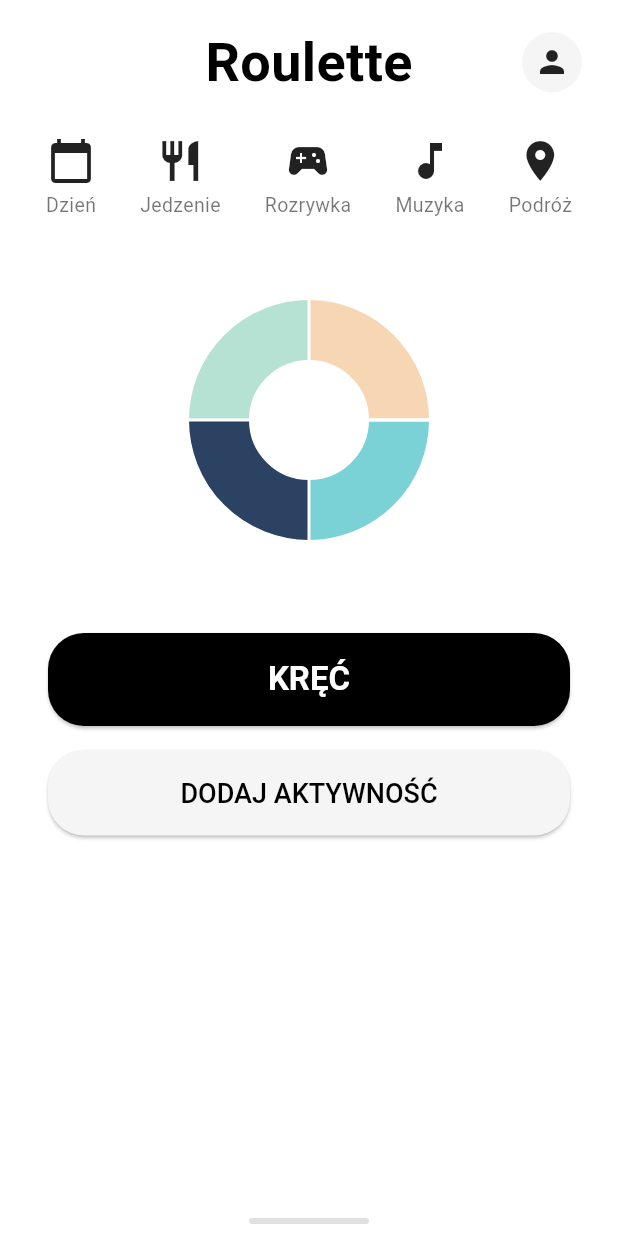
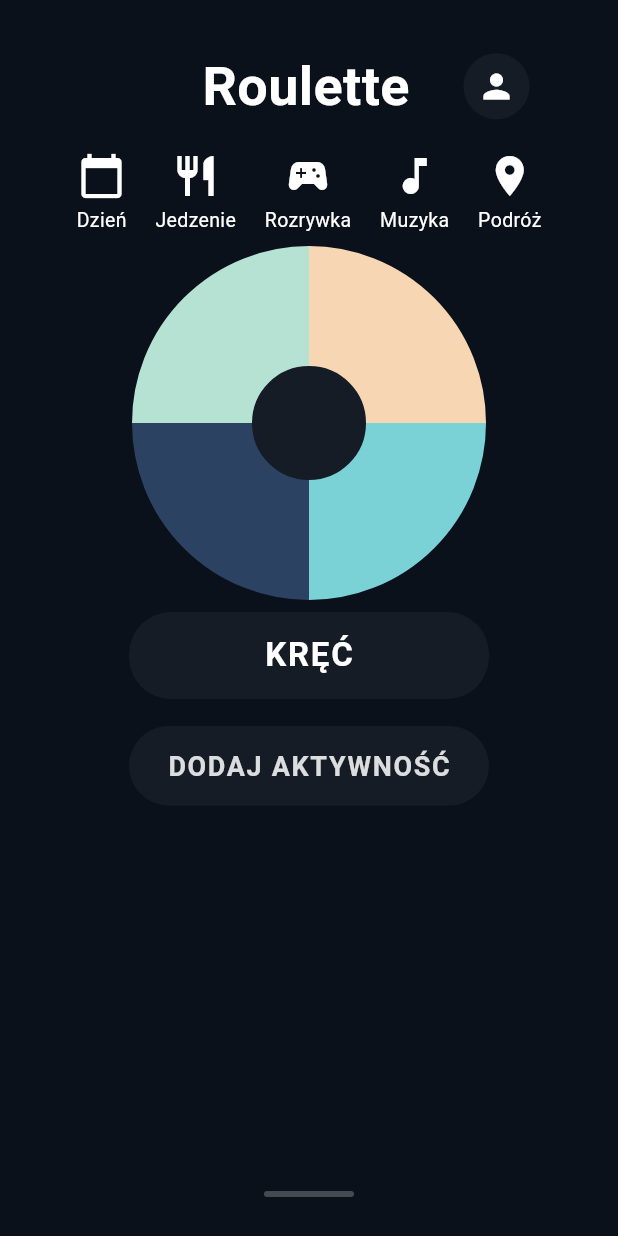
Before and after one commit to spinRoulette/Roulette, a Flutter app: the screen it shows after launch, on a phone screen of 412 x 824 dp. Run offline on Flutter 3.47's test engine with Material 3 defaults, Android fonts, the phone set to English and light mode, and no system bars; drawn by our look-alikes of fl_chart.

Commit message:
Interfejs git ale bez funkcji

```diff
--- a/lib/main.dart
+++ b/lib/main.dart
@@ -33,19 +33,35 @@ class RouletteHomePage extends StatelessWidget {
 
   @override
   Widget build(BuildContext context) {
-    final isDark = Theme.of(context).brightness == Brightness.dark;
-    final bgColor = isDark ? const Color(0xFF0B111A) : Colors.white;
-    final cardColor = isDark ? const Color(0xFF151C25) : const Color(0xFFF5F5F5);
-    final textColor = isDark ? Colors.white : Colors.black;
-    final iconColor = isDark ? Colors.white : Colors.black87;
+    final isDark = true; // Wymuszamy ciemny motyw jak na zdjęciu
+    final bgColor = const Color(0xFF0B111A);
+    final cardColor = const Color(0xFF151C25);
+    final textColor = Colors.white;
+    final iconColor = Colors.white;
+    final borderColor = const Color(0xFF232A34);
+    final buttonBg = cardColor;
+    final buttonText = Colors.white;
+    final button2Bg = cardColor;
+    final button2Text = Colors.white.withOpacity(0.85);
 
     return Scaffold(
       backgroundColor: bgColor,
       body: SafeArea(
+        child: Center(
+          child: Container(
+            width: 330,
+            margin: const EdgeInsets.symmetric(vertical: 8, horizontal: 0),
+            padding: const EdgeInsets.symmetric(horizontal: 0, vertical: 0),
+            decoration: BoxDecoration(
+              color: bgColor,
+              borderRadius: BorderRadius.circular(32),
+            ),
             child: Column(
+              mainAxisSize: MainAxisSize.max,
               children: [
+                const SizedBox(height: 24),
                 Padding(
-              padding: const EdgeInsets.symmetric(horizontal: 24, vertical: 16),
+                  padding: const EdgeInsets.symmetric(horizontal: 18),
                   child: Row(
                     mainAxisAlignment: MainAxisAlignment.spaceBetween,
                     children: [
@@ -60,15 +76,17 @@ class RouletteHomePage extends StatelessWidget {
                       ),
                       CircleAvatar(
                         backgroundColor: cardColor,
-                    child: Icon(Icons.person, color: iconColor),
+                        radius: 22,
+                        child: Icon(Icons.person, color: iconColor, size: 26),
                       ),
                     ],
                   ),
                 ),
+                const SizedBox(height: 18),
                 Padding(
-              padding: const EdgeInsets.symmetric(horizontal: 16, vertical: 8),
+                  padding: const EdgeInsets.symmetric(horizontal: 10),
                   child: Row(
-                mainAxisAlignment: MainAxisAlignment.spaceAround,
+                    mainAxisAlignment: MainAxisAlignment.spaceBetween,
                     children: const [
                       _CategoryIcon(icon: Icons.calendar_today, label: 'Dzień'),
                       _CategoryIcon(icon: Icons.restaurant, label: 'Jedzenie'),
@@ -78,73 +96,93 @@ class RouletteHomePage extends StatelessWidget {
                     ],
                   ),
                 ),
-            const SizedBox(height: 16),
+                const SizedBox(height: 8),
                 // Pie Chart
-            SizedBox(
-              height: 220,
+                Padding(
+                  padding: const EdgeInsets.symmetric(vertical: 18),
+                  child: Container(
+                    decoration: BoxDecoration(
+                      color: cardColor,
+                      shape: BoxShape.circle,
+                    ),
+                    child: Padding(
+                      padding: const EdgeInsets.all(10.0),
+                      child: SizedBox(
+                        height: 180,
+                        width: 180,
                         child: PieChart(
                           PieChartData(
-                  sectionsSpace: 2,
-                  centerSpaceRadius: 40,
+                            sectionsSpace: 0,
+                            centerSpaceRadius: 38,
+                            borderData: FlBorderData(show: false),
                             sections: [
                               PieChartSectionData(
                                 color: const Color(0xFF7AD1D6),
                                 value: 25,
                                 showTitle: false,
+                                radius: 80,
                               ),
                               PieChartSectionData(
                                 color: const Color(0xFF2B4263),
                                 value: 25,
                                 showTitle: false,
+                                radius: 80,
                               ),
                               PieChartSectionData(
                                 color: const Color(0xFFB6E2D3),
                                 value: 25,
                                 showTitle: false,
+                                radius: 80,
                               ),
                               PieChartSectionData(
                                 color: const Color(0xFFF7D6B3),
                                 value: 25,
                                 showTitle: false,
+                                radius: 80,
                               ),
                             ],
                           ),
                         ),
                       ),
-            const SizedBox(height: 32),
+                    ),
+                  ),
+                ),
+                const SizedBox(height: 8),
                 // Buttons
                 Padding(
-              padding: const EdgeInsets.symmetric(horizontal: 32),
+                  padding: const EdgeInsets.symmetric(horizontal: 0),
                   child: Column(
                     children: [
                       SizedBox(
-                    width: double.infinity,
+                        width: 240,
                         child: ElevatedButton(
                           style: ElevatedButton.styleFrom(
-                        backgroundColor: isDark ? cardColor : Colors.black,
-                        foregroundColor: isDark ? Colors.white : Colors.white,
-                        padding: const EdgeInsets.symmetric(vertical: 18),
+                            backgroundColor: buttonBg,
+                            foregroundColor: buttonText,
+                            padding: const EdgeInsets.symmetric(vertical: 16),
                             shape: RoundedRectangleBorder(
-                          borderRadius: BorderRadius.circular(24),
+                              borderRadius: BorderRadius.circular(28),
                             ),
-                        textStyle: const TextStyle(fontSize: 22, fontWeight: FontWeight.bold),
+                            textStyle: const TextStyle(fontSize: 22, fontWeight: FontWeight.bold, letterSpacing: 1.2),
+                            elevation: 0,
                           ),
                           onPressed: () {},
                           child: const Text('KRĘĆ'),
                         ),
                       ),
-                  const SizedBox(height: 16),
+                      const SizedBox(height: 18),
                       SizedBox(
-                    width: double.infinity,
+                        width: 240,
                         child: ElevatedButton(
                           style: ElevatedButton.styleFrom(
-                        backgroundColor: isDark ? cardColor : const Color(0xFFF5F5F5),
-                        foregroundColor: isDark ? Colors.white : Colors.black,
-                        padding: const EdgeInsets.symmetric(vertical: 18),
+                            backgroundColor: button2Bg,
+                            foregroundColor: button2Text,
+                            padding: const EdgeInsets.symmetric(vertical: 16),
                             shape: RoundedRectangleBorder(
-                          borderRadius: BorderRadius.circular(24),
+                              borderRadius: BorderRadius.circular(28),
                             ),
-                        textStyle: const TextStyle(fontSize: 18, fontWeight: FontWeight.w500),
+                            textStyle: const TextStyle(fontSize: 18, fontWeight: FontWeight.w600, letterSpacing: 1.1),
+                            elevation: 0,
                           ),
                           onPressed: () {},
                           child: const Text('DODAJ AKTYWNOŚĆ'),
@@ -154,19 +192,20 @@ class RouletteHomePage extends StatelessWidget {
                   ),
                 ),
                 const Spacer(),
-            // Bottom bar
                 Padding(
-              padding: const EdgeInsets.only(bottom: 8.0),
+                  padding: const EdgeInsets.only(bottom: 18.0, top: 8),
                   child: Container(
                     height: 4,
-                width: 80,
+                    width: 60,
                     decoration: BoxDecoration(
-                  color: isDark ? Colors.white24 : Colors.black12,
+                      color: Colors.white24,
                       borderRadius: BorderRadius.circular(8),
                     ),
                   ),
                 ),
               ],
+            ),
+          ),
         ),
       ),
     );
@@ -180,16 +219,15 @@ class _CategoryIcon extends StatelessWidget {
 
   @override
   Widget build(BuildContext context) {
-    final isDark = Theme.of(context).brightness == Brightness.dark;
     return Column(
       children: [
-        Icon(icon, size: 32, color: isDark ? Colors.white : Colors.black87),
+        Icon(icon, size: 32, color: Colors.white),
         const SizedBox(height: 4),
         Text(
           label,
-          style: TextStyle(
+          style: const TextStyle(
             fontSize: 13,
-            color: isDark ? Colors.white70 : Colors.black54,
+            color: Colors.white,
           ),
         ),
       ],
```
Lines whose indentation alone changed are shown as unchanged.
